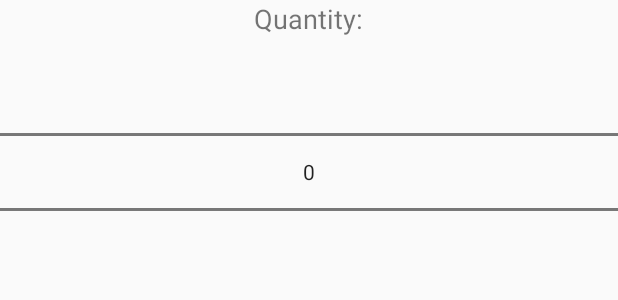
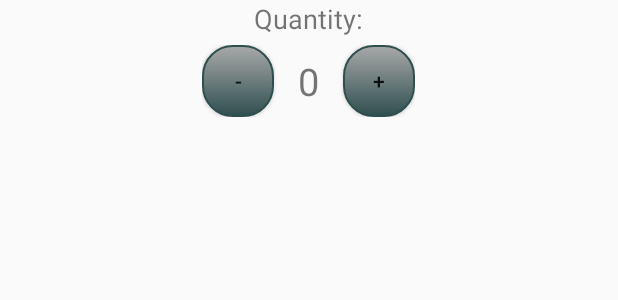
Before and after one commit to Al3xSav/InventoryApp, an Android app: the layout modify_quantity_dialog.xml on its own in the app's theme, with its tools: preview values and no code run, on a phone screen of 412 x 824 dp. Shown: the top 300 px of the screen. Run offline under Robolectric (Android 15) with nearby library versions, the phone set to English and light mode, and no system bars.

Commit message:
Add buttons in modify_quantity_dialog
Add ImageView isEmpty check

```diff
--- a/app/src/main/java/com/alex_sav/inventoryapp/AddProductDialog.java
+++ b/app/src/main/java/com/alex_sav/inventoryapp/AddProductDialog.java
@@ -82,7 +82,8 @@ public class AddProductDialog extends DialogFragment {
                         String priceString = editTextPrice.getText().toString().trim();
 
                         // validate all the required information
-                        if (TextUtils.isEmpty(name) || TextUtils.isEmpty(quantityString) || TextUtils.isEmpty(priceString)) {
+                        if (TextUtils.isEmpty(name) || TextUtils.isEmpty(quantityString)
+                                || TextUtils.isEmpty(priceString) || TextUtils.isEmpty(mImageURI)) {
 
                             Toast.makeText(getActivity(), "Please fill out all the required information", Toast.LENGTH_SHORT).show();
 
--- a/app/src/main/java/com/alex_sav/inventoryapp/ProductCursorAdapter.java
+++ b/app/src/main/java/com/alex_sav/inventoryapp/ProductCursorAdapter.java
@@ -55,7 +55,7 @@ public class ProductCursorAdapter extends CursorAdapter {
             imageView.setVisibility(View.INVISIBLE);
         }
 
-        Button buttonSell = view.findViewById(R.id.button_sell);
+        Button buttonSell = ButterKnife.findById(view, R.id.button_sell);
         buttonSell.setOnClickListener(new View.OnClickListener() {
             @Override
             public void onClick(View view) {
--- a/app/src/main/res/layout/list_items.xml
+++ b/app/src/main/res/layout/list_items.xml
@@ -32,7 +32,7 @@
 
         <LinearLayout
             android:layout_width="match_parent"
-            android:layout_height="match_parent"
+            android:layout_height="wrap_content"
             android:layout_marginTop="@dimen/margin_top"
             android:orientation="vertical">
 
--- a/app/src/main/res/layout/modify_quantity_dialog.xml
+++ b/app/src/main/res/layout/modify_quantity_dialog.xml
@@ -1,7 +1,7 @@
 <?xml version="1.0" encoding="utf-8"?>
 <LinearLayout xmlns:android="http://schemas.android.com/apk/res/android"
     android:layout_width="match_parent"
-    android:layout_height="match_parent"
+    android:layout_height="wrap_content"
     android:orientation="vertical">
 
     <TextView
@@ -11,15 +11,37 @@
         android:text="@string/quantity_label"
         android:textSize="18sp" />
 
-    <NumberPicker
-        android:id="@+id/numberPicker"
-        android:layout_width="match_parent"
-        android:layout_height="wrap_content" />
-
-    <TextView
-        android:id="@+id/quantity_modify"
+    <LinearLayout
         android:layout_width="wrap_content"
         android:layout_height="wrap_content"
-        android:layout_gravity="center" />
+        android:layout_gravity="center_horizontal"
+        android:orientation="horizontal"
+        android:paddingTop="@dimen/margin_top_add">
+
+        <Button
+            android:id="@+id/button_minus"
+            android:layout_width="48dp"
+            android:layout_height="48dp"
+            android:background="@drawable/button"
+            android:text="@string/minus" />
+
+        <TextView
+            android:id="@+id/quantity_modify"
+            android:layout_width="wrap_content"
+            android:layout_height="wrap_content"
+            android:layout_gravity="center"
+            android:layout_marginLeft="16dp"
+            android:layout_marginRight="16dp"
+            android:text="@string/zero"
+            android:textSize="25sp" />
+
+        <Button
+            android:id="@+id/button_plus"
+            android:layout_width="48dp"
+            android:layout_height="48dp"
+            android:background="@drawable/button"
+            android:text="@string/plus" />
+
+    </LinearLayout>
 
 </LinearLayout>
--- a/app/src/main/res/values/strings.xml
+++ b/app/src/main/res/values/strings.xml
@@ -51,5 +51,7 @@
     <string name="thank">Thank you!</string>
 
     <string name="zero">0</string>
+    <string name="minus">-</string>
+    <string name="plus">+</string>
 
 </resources>
```
Also changed, not shown: app/src/main/java/com/alex_sav/inventoryapp/MainActivity.java (+8 -4 lines), app/src/main/java/com/alex_sav/inventoryapp/ModifyQuantityDialog.java (+20 -5 lines).
